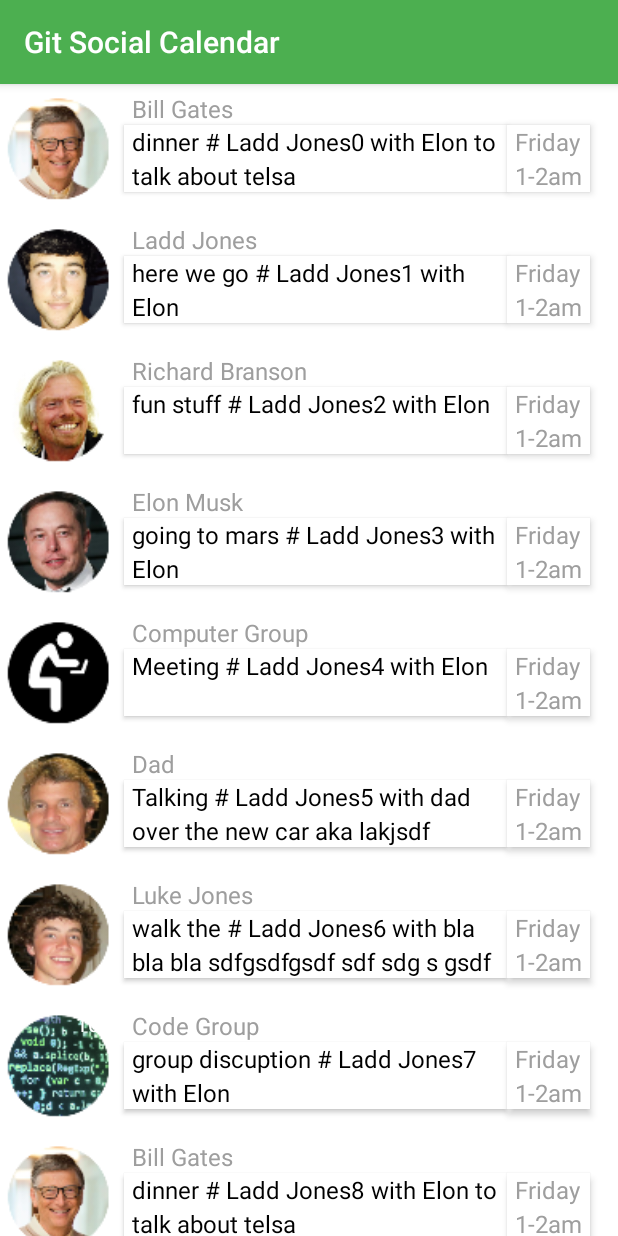
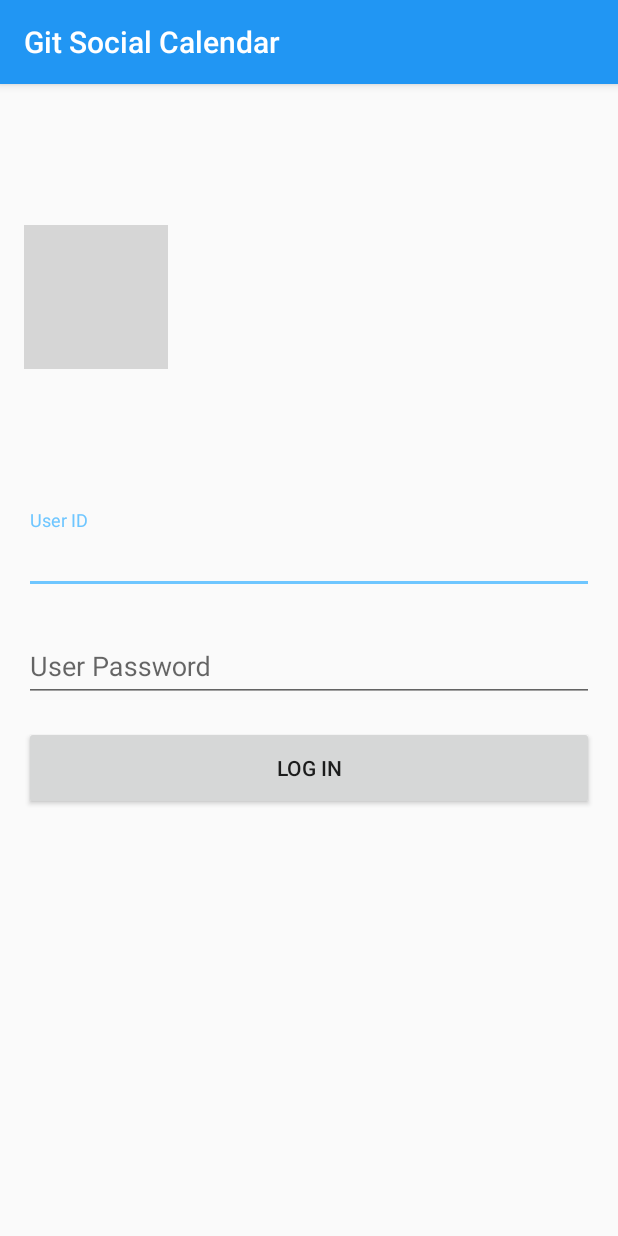
Before and after one commit to laddjones/Toor_android_app, an Android app: the screen it shows after launch (MainActivity before the commit, LoginActivity after it), on a phone screen of 412 x 824 dp. Run offline under Robolectric (Android 15) with nearby library versions, the phone set to English and light mode, and no system bars; grey boxes are pictures that could not be loaded.

Commit message:
"added login and the start of a popup to add an e/t"

```diff
--- a/GitSocialCalendar/app/build.gradle
+++ b/GitSocialCalendar/app/build.gradle
@@ -27,6 +27,7 @@ dependencies {
     compile 'com.android.support:appcompat-v7:25.3.1'
     compile 'com.android.support:recyclerview-v7:25.3.1'
     compile 'com.android.support.constraint:constraint-layout:1.0.2'
+    compile 'com.android.support:design:25.3.1'
 
     testCompile 'junit:junit:4.12'
 }
--- a/GitSocialCalendar/app/src/main/AndroidManifest.xml
+++ b/GitSocialCalendar/app/src/main/AndroidManifest.xml
@@ -9,13 +9,15 @@
         android:roundIcon="@mipmap/ic_launcher_round"
         android:supportsRtl="true"
         android:theme="@style/AppTheme">
-        <activity android:name=".MainActivity">
+        <activity android:name=".LoginActivity">
             <intent-filter>
                 <action android:name="android.intent.action.MAIN" />
 
                 <category android:name="android.intent.category.LAUNCHER" />
             </intent-filter>
         </activity>
+        <activity android:name=".MainActivity"></activity>
+        <activity android:name=".CreateETActivity"></activity>
     </application>
 
 </manifest>
--- a/GitSocialCalendar/app/src/main/java/laddjones/gitsocialcalendar/CustomAdapter.java
+++ b/GitSocialCalendar/app/src/main/java/laddjones/gitsocialcalendar/CustomAdapter.java
@@ -29,8 +29,7 @@ public class CustomAdapter extends RecyclerView.Adapter<CustomAdapter.CustomView
         public TextView txtPersonName;
         public TextView txtNumPeople;
         public TextView txtetDescription;
-        public TextView txtDate;
-        public TextView txtTime;
+        public TextView txtDateAndTime;
         public ImageView picOfP;
         public View vrtLine;
         public View hrLine;
@@ -43,8 +42,7 @@ public class CustomAdapter extends RecyclerView.Adapter<CustomAdapter.CustomView
             txtPersonName = (TextView) v.findViewById(R.id.name);
             txtNumPeople = (TextView) v.findViewById(R.id.numPeople);
             txtetDescription = (TextView) v.findViewById(R.id.etDescription);
-            txtDate = (TextView) v.findViewById(R.id.dateTop);
-            txtTime = (TextView) v.findViewById(R.id.timeBelow);
+            txtDateAndTime = (TextView) v.findViewById(R.id.dateAndTime);
             vrtLine = v.findViewById(R.id.verticalLine);
             hrLine = v.findViewById(R.id.horizontalLine);
         }
@@ -73,8 +71,7 @@ public class CustomAdapter extends RecyclerView.Adapter<CustomAdapter.CustomView
             holder.picOfP.setImageResource(R.mipmap.bill_gates);
             holder.txtetDescription.setText("dinner # " + name +" with Elon to talk about telsa");
             holder.vrtLine.setBackgroundColor(Color.CYAN);
-            holder.txtDate.setText(R.string.friday_resource);
-            holder.txtTime.setText(R.string.time_resource);
+            holder.txtDateAndTime.setText(R.string.friday_resource);
             //holder.itemView.setElevation(20);
             holder.hrLine.setBackgroundColor(Color.WHITE);
 
@@ -84,8 +81,7 @@ public class CustomAdapter extends RecyclerView.Adapter<CustomAdapter.CustomView
             holder.picOfP.setImageResource(R.mipmap.code_group);
             holder.txtetDescription.setText("group discuption # " + name +" with Elon");
             holder.vrtLine.setBackgroundColor(Color.YELLOW);
-            holder.txtDate.setText(R.string.friday_resource);
-            holder.txtTime.setText(R.string.time_resource);
+            holder.txtDateAndTime.setText(R.string.friday_resource);
 
         } else if(position%6==0) {
             holder.txtPersonName.setText("Luke Jones");
@@ -93,8 +89,7 @@ public class CustomAdapter extends RecyclerView.Adapter<CustomAdapter.CustomView
             holder.picOfP.setImageResource(R.mipmap.luke_face);
             holder.txtetDescription.setText("walk the # " + name +" with bla bla bla sdfgsdfgsdf sdf sdg s gsdf ");
             holder.vrtLine.setBackgroundColor(Color.RED);
-            holder.txtDate.setText(R.string.friday_resource);
-            holder.txtTime.setText(R.string.time_resource);
+            holder.txtDateAndTime.setText(R.string.friday_resource);
 
         } else if(position%5==0) {
             holder.txtPersonName.setText("Dad");
@@ -102,8 +97,7 @@ public class CustomAdapter extends RecyclerView.Adapter<CustomAdapter.CustomView
             holder.picOfP.setImageResource(R.mipmap.dad_face);
             holder.txtetDescription.setText("Talking # " + name +" with dad over the new car aka lakjsdf ");
             holder.vrtLine.setBackgroundColor(Color.DKGRAY);
-            holder.txtDate.setText(R.string.friday_resource);
-            holder.txtTime.setText(R.string.time_resource);
+            holder.txtDateAndTime.setText(R.string.friday_resource);
 
         } else if(position%4==0) {
             holder.txtPersonName.setText("Computer Group");
@@ -111,8 +105,7 @@ public class CustomAdapter extends RecyclerView.Adapter<CustomAdapter.CustomView
             holder.picOfP.setImageResource(R.mipmap.computer_group);
             holder.txtetDescription.setText("Meeting # " + name +" with Elon");
             holder.vrtLine.setBackgroundColor(Color.RED);
-            holder.txtDate.setText(R.string.friday_resource);
-            holder.txtTime.setText(R.string.time_resource);
+            holder.txtDateAndTime.setText(R.string.friday_resource);
 
         } else if(position%3==0) {
             holder.txtPersonName.setText("Elon Musk");
@@ -120,8 +113,7 @@ public class CustomAdapter extends RecyclerView.Adapter<CustomAdapter.CustomView
             holder.picOfP.setImageResource(R.mipmap.elon_musk);
             holder.txtetDescription.setText("going to mars # " + name +" with Elon");
             holder.vrtLine.setBackgroundColor(Color.GREEN);
-            holder.txtDate.setText(R.string.friday_resource);
-            holder.txtTime.setText(R.string.time_resource);
+            holder.txtDateAndTime.setText(R.string.friday_resource);
 
         } else if(position%2==0) {
             holder.txtPersonName.setText("Richard Branson");
@@ -129,8 +121,7 @@ public class CustomAdapter extends RecyclerView.Adapter<CustomAdapter.CustomView
             holder.picOfP.setImageResource(R.mipmap.richard_branson);
             holder.txtetDescription.setText("fun stuff # " + name +" with Elon");
             holder.vrtLine.setBackgroundColor(Color.MAGENTA);
-            holder.txtDate.setText(R.string.friday_resource);
-            holder.txtTime.setText(R.string.time_resource);
+            holder.txtDateAndTime.setText(R.string.friday_resource);
 
         } else {
             holder.txtPersonName.setText("Ladd Jones");
@@ -138,11 +129,10 @@ public class CustomAdapter extends RecyclerView.Adapter<CustomAdapter.CustomView
             holder.picOfP.setImageResource(R.mipmap.ladd_face);
             holder.txtetDescription.setText("here we go # " + name +" with Elon");
             holder.vrtLine.setBackgroundColor(Color.RED);
-            holder.txtDate.setText(R.string.friday_resource);
-            holder.txtTime.setText(R.string.time_resource);
+            holder.txtDateAndTime.setText(R.string.friday_resource);
 
         }
-        holder.txtDate.setText(R.string.friday_resource);
+        holder.txtDateAndTime.setText(R.string.friday_resource);
 
         holder.hrLine.setBackgroundColor(Color.RED);
         holder.vrtLine.setBackgroundColor(Color.WHITE);
--- /dev/null
+++ b/GitSocialCalendar/app/src/main/java/laddjones/gitsocialcalendar/LoginActivity.java
@@ -0,0 +1,54 @@
+package laddjones.gitsocialcalendar;
+
+import android.os.StrictMode;
+import android.support.v7.app.AppCompatActivity;
+import android.os.Bundle;
+import android.widget.Button;
+import android.support.design.widget.TextInputEditText;
+import android.view.View;
+import android.widget.Button;
+import android.content.Intent;
+
+
+/**
+ * Created by laddjones on 7/29/17.
+ */
+
+public class LoginActivity extends AppCompatActivity {
+
+    private Button connectButton;
+    private TextInputEditText userIDEdit, userPasswordEdit;
+
+    @Override
+    public void onCreate(Bundle savedInstanceState) {
+        super.onCreate(savedInstanceState);
+        setContentView(R.layout.activity_login);
+
+        userIDEdit = (TextInputEditText) findViewById(R.id.edit_text_login_user_id);
+        userPasswordEdit = (TextInputEditText) findViewById(R.id.edit_text_login_user_password);
+        connectButton = (Button) findViewById(R.id.button_login);
+
+        connectButton.setOnClickListener(new View.OnClickListener() {
+            @Override
+            public void onClick(View v) {
+                String userID = userIDEdit.getText().toString();
+                userID = userID.replaceAll("\\s", "");
+                String userPassword = userPasswordEdit.getText().toString();
+
+                //connect to server
+                connectToorServer(userID, userPassword);
+            }
+        });
+    }
+
+    /**
+     * Attempt to connect to server
+     * @param userID    The unique ID of the user
+     * @param userPassword  The unique password of the user
+     */
+    private void connectToorServer(final String userID, final String userPassword) {
+        Intent intent = new Intent(LoginActivity.this, MainActivity.class);
+        startActivity(intent);
+        finish();
+    }
+}
--- /dev/null
+++ b/GitSocialCalendar/app/src/main/res/layout/activity_login.xml
@@ -0,0 +1,68 @@
+<?xml version="1.0" encoding="utf-8"?>
+<android.support.constraint.ConstraintLayout xmlns:android="http://schemas.android.com/apk/res/android"
+    xmlns:app="http://schemas.android.com/apk/res-auto"
+    xmlns:tools="http://schemas.android.com/tools"
+    android:layout_width="match_parent"
+    android:layout_height="match_parent"
+    android:layout_marginLeft="16dp"
+    android:layout_marginRight="16dp" >
+
+    <ImageView
+        android:id="@+id/toor_logo"
+        android:layout_width="wrap_content"
+        android:layout_height="wrap_content"
+        android:src="@drawable/com_toor_logo"
+        app:layout_constraintTop_toTopOf="parent"
+        app:layout_constraintBottom_toTopOf="@+id/text_input_login_user_id"/>
+
+    <android.support.design.widget.TextInputLayout
+        android:id="@+id/text_input_login_user_id"
+        android:layout_width="0dp"
+        android:layout_height="wrap_content"
+        android:hint="User ID"
+        app:layout_constraintVertical_chainStyle="packed"
+        app:layout_constraintRight_toRightOf="parent"
+        app:layout_constraintLeft_toLeftOf="parent"
+        app:layout_constraintTop_toTopOf="parent"
+        app:layout_constraintBottom_toTopOf="@+id/text_input_login_user_password"
+        android:layout_marginBottom="16dp">
+
+        <android.support.design.widget.TextInputEditText
+            android:id="@+id/edit_text_login_user_id"
+            android:layout_width="match_parent"
+            android:layout_height="wrap_content"
+            android:imeOptions="actionNext"/>
+
+    </android.support.design.widget.TextInputLayout>
+
+    <android.support.design.widget.TextInputLayout
+        android:id="@id/text_input_login_user_password"
+        android:layout_width="0dp"
+        android:layout_height="wrap_content"
+        app:layout_constraintTop_toBottomOf="@id/text_input_login_user_id"
+        app:layout_constraintLeft_toLeftOf="parent"
+        app:layout_constraintRight_toRightOf="parent"
+        app:layout_constraintBottom_toTopOf="@+id/button_login"
+        android:hint="User Password"
+        android:layout_marginBottom="16dp">
+
+        <android.support.design.widget.TextInputEditText
+            android:id="@+id/edit_text_login_user_password"
+            android:layout_width="match_parent"
+            android:layout_height="wrap_content"
+            android:imeOptions="actionDone"/>
+
+    </android.support.design.widget.TextInputLayout>
+
+    <Button
+        android:id="@id/button_login"
+        android:text="Log in"
+        android:layout_width="0dp"
+        android:layout_height="56dp"
+        app:layout_constraintLeft_toLeftOf="parent"
+        app:layout_constraintRight_toRightOf="parent"
+        app:layout_constraintBottom_toBottomOf="parent"
+        app:layout_constraintTop_toBottomOf="@+id/text_input_login_user_password"
+        app:layout_constraintVertical_chainStyle="packed"/>
+
+</android.support.constraint.ConstraintLayout>
--- a/GitSocialCalendar/app/src/main/res/layout/row_layout_constrained.xml
+++ b/GitSocialCalendar/app/src/main/res/layout/row_layout_constrained.xml
@@ -21,7 +21,13 @@
         android:layout_width="wrap_content"
         android:layout_height="wrap_content"
         android:orientation="vertical"
-        app:layout_constraintGuide_percent="0.82" />
+        app:layout_constraintGuide_percent="0.80" />
+    <android.support.constraint.Guideline
+        android:id="@+id/guideline3"
+        android:layout_width="wrap_content"
+        android:layout_height="wrap_content"
+        android:orientation="vertical"
+        app:layout_constraintGuide_percent="0.97" />
     <ImageView
         android:id="@+id/picture"
         android:layout_width="0dp"
@@ -64,7 +70,7 @@
         android:background="#ffffff"
         android:ellipsize="end"/>
     <TextView
-        android:id="@+id/dateTop"
+        android:id="@+id/dateAndTime"
         android:layout_width="0dp"
         android:layout_height="wrap_content"
         android:paddingLeft="5dp"
@@ -77,21 +83,14 @@
         android:background="#ffffff"
         android:lineSpacingExtra="4dp"
         app:layout_constraintTop_toBottomOf="@id/name"
-        app:layout_constraintLeft_toRightOf="@id/guideline2" />
-    <TextView
-        android:id="@+id/timeBelow"
-        android:layout_width="wrap_content"
-        android:layout_height="wrap_content"
-        android:textSize="0dp"
-        android:paddingLeft="5dp"
-        app:layout_constraintTop_toBottomOf="@id/dateTop"
-        app:layout_constraintLeft_toRightOf="@id/guideline2"/>
+        app:layout_constraintLeft_toRightOf="@id/guideline2"
+        app:layout_constraintRight_toRightOf="@id/guideline3"/>
     <View
         android:id="@+id/verticalLine"
         android:layout_width="0dp"
         android:layout_height="0dp"
         android:background="#E0E0E0"
-        app:layout_constraintTop_toTopOf="@id/dateTop"
+        app:layout_constraintTop_toTopOf="@id/dateAndTime"
         app:layout_constraintBottom_toBottomOf="@id/etDescription"
         app:layout_constraintLeft_toRightOf="@id/guideline2"/>
     <View
--- a/GitSocialCalendar/app/src/main/res/values/colors.xml
+++ b/GitSocialCalendar/app/src/main/res/values/colors.xml
@@ -1,8 +1,8 @@
 <?xml version="1.0" encoding="utf-8"?>
 <resources>
-    <color name="colorPrimary">#4caf50</color>
-    <color name="colorPrimaryDark">#087f23</color>
-    <color name="colorAccent">#FF4081</color>
+    <color name="colorPrimary">#2196f3</color>
+    <color name="colorPrimaryDark">#0069c0</color>
+    <color name="colorAccent">#6ec6ff</color>
     <color name="background">#eeeeee</color>
 
 </resources>
--- a/GitSocialCalendar/app/src/main/res/values/strings.xml
+++ b/GitSocialCalendar/app/src/main/res/values/strings.xml
@@ -1,5 +1,4 @@
 <resources>
     <string name="app_name">Git Social Calendar</string>
-    <string name="friday_resource">Friday\n1-2am</string>
-    <string name="time_resource">12-2am</string>
+    <string name="friday_resource">Friday\n12p</string>
 </resources>
```
Also changed, not shown: GitSocialCalendar/app/src/main/java/laddjones/gitsocialcalendar/CreateETActivity.java (added, +18 -0 lines), GitSocialCalendar/app/src/main/java/laddjones/gitsocialcalendar/MainActivity.java (+49 -1 lines), GitSocialCalendar/app/src/main/res/drawable/ic_add_black_24dp.xml (added, +9 -0 lines), GitSocialCalendar/app/src/main/res/layout/activity_create_et.xml (added, +13 -0 lines), GitSocialCalendar/app/src/main/res/layout/activity_main.xml (+11 -0 lines), GitSocialCalendar/app/src/main/res/layout/popup_window_add_et.xml (added, +59 -0 lines), 2 other files.
